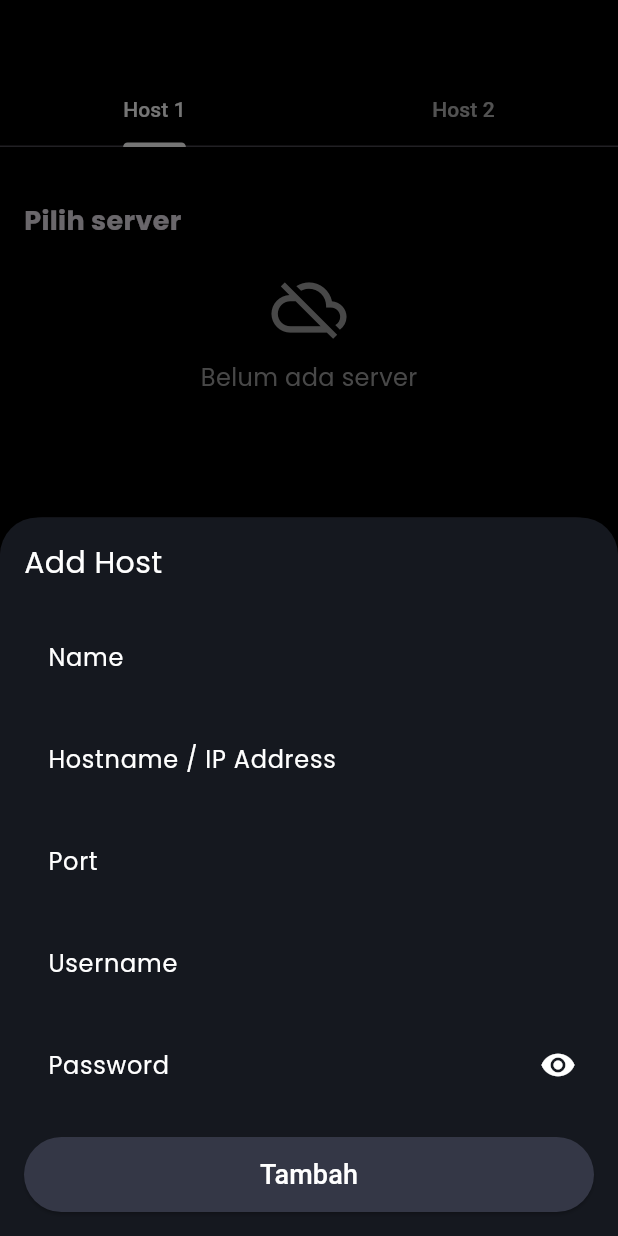
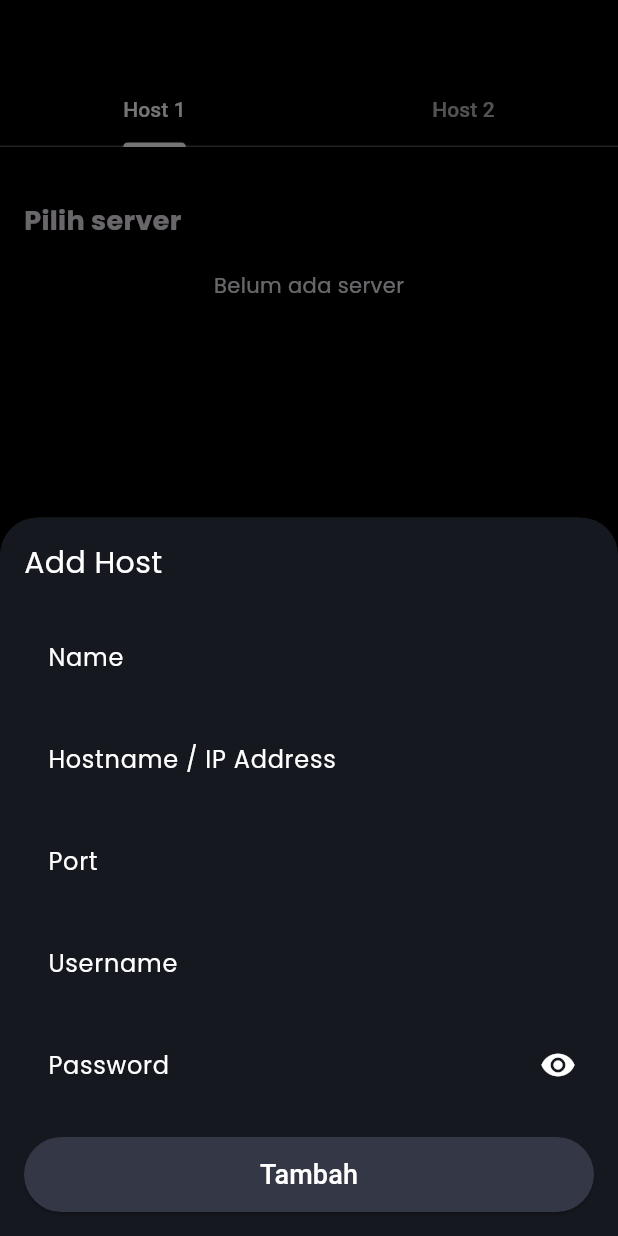
Before and after one commit to FoldExz/network-app, a Flutter app: the screen it shows after launch, item 5 of the bottom bar chosen, after a tap on the "add" icon, on a phone screen of 412 x 824 dp. Run offline on Flutter 3.47's test engine with Material 3 defaults, Android fonts, the phone set to English and light mode, and no system bars; our stand-ins replace connectivity_plus, flutter_svg, permission_handler, share_plus, shared_preferences; missing offline and left inert: dart_ping, dartssh2, flutter_network_inspector, speed_test_dart; project files that could hold a hidden picture were left out.

```diff
--- a/lib/pages/files_page.dart
+++ b/lib/pages/files_page.dart
@@ -5,6 +5,7 @@ import 'package:shared_preferences/shared_preferences.dart';
 import 'package:dartssh2/dartssh2.dart';
 import 'sftp_connection.dart';
 import '../utils/ssh_connection.dart';
+import 'dir_screen.dart';
 
 List<Map<String, String>> hostServers = [];
 
@@ -15,11 +16,20 @@ class FileTransferPage extends StatefulWidget {
   _FileTransferPageState createState() => _FileTransferPageState();
 }
 
-class _FileTransferPageState extends State<FileTransferPage> {
+class _FileTransferPageState extends State<FileTransferPage>
+    with SingleTickerProviderStateMixin {
+  late TabController _tabController;
   @override
   void initState() {
     super.initState();
+    _tabController = TabController(length: 2, vsync: this);
     _loadHostsFromPreferences();
+  }
+
+  @override
+  void dispose() {
+    _tabController.dispose();
+    super.dispose();
   }
 
   Future<void> _loadHostsFromPreferences() async {
@@ -36,19 +46,18 @@ class _FileTransferPageState extends State<FileTransferPage> {
 
   @override
   Widget build(BuildContext context) {
-    return DefaultTabController(
-      length: 2,
-      child: Scaffold(
+    return Scaffold(
       body: Column(
         children: [
           const SizedBox(height: 50),
           Container(
             color: Colors.black,
-              child: const TabBar(
+            child: TabBar(
+              controller: _tabController,
               indicatorColor: Colors.white,
               labelColor: Colors.white,
               unselectedLabelColor: Colors.white70,
-                tabs: [
+              tabs: const [
                 Tab(text: 'Host 1'),
                 Tab(text: 'Host 2'),
               ],
@@ -56,21 +65,23 @@ class _FileTransferPageState extends State<FileTransferPage> {
           ),
           Expanded(
             child: TabBarView(
+              controller: _tabController,
               children: [
-                  HostPage(),
-                  HostPage(),
+                HostPage(tabController: _tabController),
+                HostPage(tabController: _tabController),
               ],
             ),
           ),
         ],
-        ),
       ),
     );
   }
 }
 
 class HostPage extends StatefulWidget {
-  const HostPage({super.key});
+  final TabController tabController;
+
+  const HostPage({super.key, required this.tabController});
 
   @override
   _HostPageState createState() => _HostPageState();
@@ -78,30 +89,28 @@ class HostPage extends StatefulWidget {
 
 class _HostPageState extends State<HostPage> {
   late List<Map<String, String>> servers;
+  bool _showDirScreen = false;
 
   @override
   void initState() {
     super.initState();
-    servers = hostServers; // Gunakan data server yang tersimpan
-    _loadHostsFromPreferences(); // Memuat data awal dari SharedPreferences
+    servers = hostServers;
+    _loadHostsFromPreferences();
   }
 
-  // Fungsi untuk memuat ulang daftar host (sudah terdefinisi di _HostPageState)
   Future<void> refreshHosts() async {
     await _loadHostsFromPreferences();
     setState(() {
-      servers = hostServers; // Perbarui tampilan dengan data terbaru
+      servers = hostServers;
     });
   }
 
-  // Fungsi untuk memuat data dari SharedPreferences
   Future<void> _loadHostsFromPreferences() async {
     SharedPreferences prefs = await SharedPreferences.getInstance();
     List<String>? savedHosts = prefs.getStringList('hostServers');
 
     if (savedHosts != null) {
       setState(() {
-        // Memuat data dari SharedPreferences ke dalam hostServers
         hostServers = savedHosts
             .map((hostJson) => Map<String, String>.from(jsonDecode(hostJson)))
             .toList();
@@ -110,12 +119,10 @@ class _HostPageState extends State<HostPage> {
   }
 
   Future<void> _removeHost(int index) async {
-    // Hapus host dari list
     setState(() {
       hostServers.removeAt(index);
     });
 
-    // Simpan kembali ke SharedPreferences setelah penghapusan
     SharedPreferences prefs = await SharedPreferences.getInstance();
     List<String> updatedHostList =
         hostServers.map((host) => jsonEncode(host)).toList();
@@ -124,7 +131,16 @@ class _HostPageState extends State<HostPage> {
 
   @override
   Widget build(BuildContext context) {
-    return Scaffold(
+    // Tampilkan DirScreen jika _showDirScreen true, atau daftar server jika false
+    return _showDirScreen
+        ? DirScreen(
+            onClose: () {
+              setState(() {
+                _showDirScreen = false;
+              });
+            },
+          )
+        : Scaffold(
             body: Padding(
               padding: const EdgeInsets.all(16.0),
               child: Column(
@@ -138,35 +154,13 @@ class _HostPageState extends State<HostPage> {
                   const SizedBox(height: 20),
                   Expanded(
                     child: RefreshIndicator(
-                onRefresh: refreshHosts, // Memanggil fungsi refresh
+                      onRefresh: refreshHosts,
                       child: ListView.builder(
-                  itemCount: servers.isEmpty
-                      ? 1
-                      : servers
-                          .length, // Jika kosong, tampilkan 1 item (untuk pesan)
+                        itemCount: servers.isEmpty ? 1 : servers.length,
                         itemBuilder: (context, index) {
                           if (servers.isEmpty) {
-                      // Jika server kosong, tampilkan pesan dan icon
-                      return Align(
-                        alignment:
-                            Alignment.center, // Menjaga posisi tetap di tengah
-                        child: Column(
-                          mainAxisAlignment: MainAxisAlignment.center,
-                          crossAxisAlignment: CrossAxisAlignment
-                              .center, // Agar semua widget terpusat di tengah
-                          children: [
-                            Icon(Icons.cloud_off, size: 50, color: Colors.grey),
-                            const SizedBox(height: 10),
-                            const Text(
-                              "Belum ada server",
-                              style:
-                                  TextStyle(fontSize: 16, color: Colors.grey),
-                            ),
-                          ],
-                        ),
-                      );
+                            return Center(child: Text("Belum ada server"));
                           } else {
-                      // Jika ada server, tampilkan item seperti biasa
                             return _buildHostTile(servers[index], index);
                           }
                         },
@@ -190,7 +184,6 @@ class _HostPageState extends State<HostPage> {
     );
   }
 
-// Widget list server
   Widget _buildHostTile(Map<String, String> server, int index) {
     return Card(
       margin: const EdgeInsets.only(bottom: 16),
@@ -203,38 +196,29 @@ class _HostPageState extends State<HostPage> {
           modifyHostBottomSheet(context, server, index, refreshHosts);
         },
         onTap: () async {
-          // Mengambil informasi dari server
           String host = server['hostname'] ?? '';
           String username = server['username'] ?? '';
-          String password =
-              server['password'] ?? ''; // Pastikan password juga ada
+          String password = server['password'] ?? '';
 
-          // Membuat instansi dari SSHConnection
           SSHConnection sshConnection = SSHConnection();
 
-          // Coba untuk menghubungkan ke server
           try {
             await sshConnection.connect(host, username, password);
             if (sshConnection.isConnected) {
-              // Jika berhasil terhubung, tampilkan pesan atau lakukan aksi lebih lanjut
               print("Successfully connected to $host via SFTP");
 
-              // Misalnya, list direktori root untuk contoh
-              List<SftpName> directories =
-                  await sshConnection.listDirectory('/');
-              print(
-                  "List of directories: ${directories.map((e) => e.filename).join(', ')}");
-
-              // Menampilkan alert atau tindakan lainnya
               ScaffoldMessenger.of(context).showSnackBar(
                   SnackBar(content: Text('Connected to $host via SFTP')));
+
+              // Tampilkan DirScreen di dalam HostPage
+              setState(() {
+                _showDirScreen = true;
+              });
             } else {
-              // Jika koneksi gagal
               ScaffoldMessenger.of(context).showSnackBar(
                   SnackBar(content: Text('Failed to connect to $host')));
             }
           } catch (e) {
-            // Tangani error jika ada
             print("Error: $e");
             ScaffoldMessenger.of(context)
                 .showSnackBar(SnackBar(content: Text('Error: $e')));
```
Also changed, not shown: lib/pages/dir_screen.dart (added, +40 -0 lines). Lines whose indentation alone changed are shown as unchanged.
